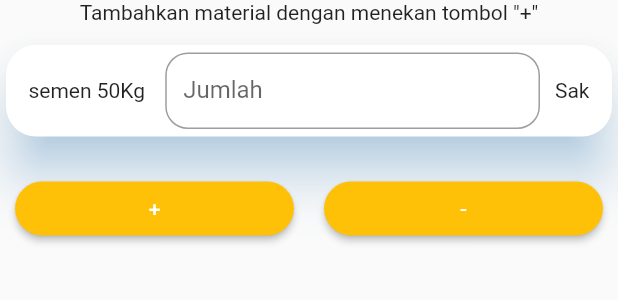
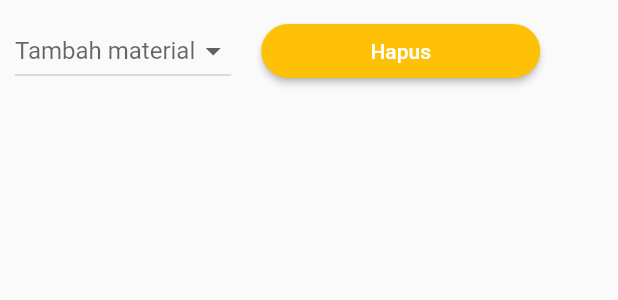
Before and after one commit to qisashasanudin/bangunin_id, a Flutter app: the DynamicMultiForm widget shown alone on an empty page, opened directly, on a phone screen of 412 x 824 dp. Shown: the top 300 px of the screen. Run offline on Flutter 3.47's test engine with Material 2 defaults, Android fonts, the phone set to English and light mode, and no system bars; our stand-ins replace cloud_firestore, firebase_auth, firebase_core, firebase_storage, flutter_spinkit, fluttertoast and 5 more; missing offline and left inert: dart:ffi; accounts and stored records are empty; network calls fail.

Commit message:
progess on selecting project materials

```diff
--- a/lib/models/material_model.dart
+++ b/lib/models/material_model.dart
@@ -24,12 +24,12 @@ List<MaterialModel> materials = [
   MaterialModel(
     name: 'semen',
     size: '50Kg',
-    unit: 'Sak',
+    unit: 'sak',
   ),
   MaterialModel(
     name: 'MU200',
     size: '40Kg',
-    unit: 'Sak',
+    unit: 'sak',
   ),
   MaterialModel(
     name: 'besi',
--- a/lib/shared/UI_components/dynamic_multi_form.dart
+++ b/lib/shared/UI_components/dynamic_multi_form.dart
@@ -9,25 +9,17 @@ class DynamicMultiForm extends StatefulWidget {
 }
 
 class _DynamicMultiFormState extends State<DynamicMultiForm> {
-  List<ProjectMaterialForm> materialsList = [];
-
-  @override
-  void initState() {
-    // TODO: implement initState
-    addMaterial();
-    super.initState();
-  }
+  List<MaterialModel> materialsList = List.from(materials);
+  List<MaterialModel> choosenMaterialsList = [];
+  List<ProjectMaterialForm> choosenMaterialsForm = [];
 
   //========================= main function =========================
   @override
   Widget build(BuildContext context) {
     return Column(
       children: [
-        Padding(
-            padding: EdgeInsets.only(bottom: 10),
-            child: Text('Tambahkan material dengan menekan tombol "+"')),
         projectMaterialList(),
-        addAndDeleteMaterialButton(),
+        addAndDeleteButton(),
       ],
     );
   }
@@ -39,31 +31,45 @@ class _DynamicMultiFormState extends State<DynamicMultiForm> {
       physics: NeverScrollableScrollPhysics(),
       shrinkWrap: true,
       addAutomaticKeepAlives: true,
-      itemCount: materialsList.length,
+      itemCount: choosenMaterialsForm.length,
       itemBuilder: (_, index) => Padding(
         padding: const EdgeInsets.only(bottom: 10),
-        child: materialsList[index],
+        child: choosenMaterialsForm[index],
       ),
     );
   }
 
-  Row addAndDeleteMaterialButton() {
+  Row addAndDeleteButton() {
     return Row(
       children: [
         Flexible(
           child: Padding(
             padding: const EdgeInsets.all(10.0),
-            child: CustomButton(
-              prompt: '+',
-              onPressed: addMaterial,
+            child: new DropdownButton(
+              hint: Text('Tambah material'),
+              items: [
+                for (var materialType in materialsList)
+                  new DropdownMenuItem(
+                    value: materialType,
+                    child: Text(
+                        '${materialType.name ?? ''} ${materialType.size ?? ''} ${materialType.type ?? ''}'),
+                  )
+              ],
+              onChanged: (value) {
+                addNewMaterial(value);
+              },
             ),
+            // CustomButton(
+            //   prompt: '+',
+            //   onPressed: addNewMaterial,
+            // ),
           ),
         ),
         Flexible(
           child: Padding(
             padding: const EdgeInsets.all(10.0),
             child: CustomButton(
-              prompt: '-',
+              prompt: 'Hapus',
               onPressed: deleteMaterial,
             ),
           ),
@@ -72,24 +78,53 @@ class _DynamicMultiFormState extends State<DynamicMultiForm> {
     );
   }
 
-  void addMaterial() {
-    if (materialsList.length >= materials.length) {
+  void addNewMaterial(materialType) {
+    if (choosenMaterialsForm.length >= materials.length) {
       return;
     }
     setState(() {
-      materialsList.add(ProjectMaterialForm(
+      choosenMaterialsList.add(materialType);
+      materialsList.removeWhere((element) => element == materialType);
+      choosenMaterialsForm.add(ProjectMaterialForm(
         model: MaterialModel(),
-        modelValue: materials[materialsList.length],
+        modelValue: materialType,
       ));
     });
   }
 
   void deleteMaterial() {
-    if (materialsList.length <= 1) {
+    if (choosenMaterialsForm.length < 1) {
       return;
     }
     setState(() {
-      materialsList.removeLast();
+      materialsList.add(choosenMaterialsList.last);
+      choosenMaterialsList.removeLast();
+      choosenMaterialsForm.removeLast();
     });
   }
 }
+
+// void addNewMaterial(materialType) {
+//   if (choosenMaterialsForm.length >= materials.length) {
+//     return;
+//   }
+//   setState(() {
+//     choosenMaterialsForm.add(ProjectMaterialForm(
+//       model: MaterialModel(),
+//       modelValue: materialType,
+//     ));
+//     materialsList.removeWhere((element) =>
+//         element.name == materialType.name &&
+//         element.type == materialType.type &&
+//         element.size == materialType.size);
+//   });
+// }
+
+// void deleteMaterial() {
+//   if (choosenMaterialsForm.length < 1) {
+//     return;
+//   }
+//   setState(() {
+//     choosenMaterialsForm.removeLast();
+//   });
+// }
--- a/lib/shared/UI_components/project_material_form.dart
+++ b/lib/shared/UI_components/project_material_form.dart
@@ -8,7 +8,7 @@ typedef OnDelete();
 class ProjectMaterialForm extends StatefulWidget {
   final model;
   final state = _ProjectMaterialFormState();
-  MaterialModel modelValue;
+  final MaterialModel modelValue;
 
   ProjectMaterialForm({Key key, this.model, this.modelValue}) : super(key: key);
 
@@ -21,6 +21,7 @@ class ProjectMaterialForm extends StatefulWidget {
 class _ProjectMaterialFormState extends State<ProjectMaterialForm> {
   final _formKey = GlobalKey<FormState>();
 
+  //========================= main function =========================
   @override
   Widget build(BuildContext context) {
     return Card(
@@ -35,31 +36,43 @@ class _ProjectMaterialFormState extends State<ProjectMaterialForm> {
             mainAxisAlignment: MainAxisAlignment.spaceBetween,
             mainAxisSize: MainAxisSize.min,
             children: <Widget>[
-              Padding(
+              materialType(),
+              materialAmount(),
+              materialUnit(),
+            ],
+          ),
+        ),
+      ),
+    );
+  }
+  //========================= main function =========================
+
+  Padding materialType() {
+    return Padding(
       padding: EdgeInsets.all(10),
       child: Text(
           '${widget.modelValue.name} ${widget.modelValue.size ?? ''} ${widget.modelValue.type ?? ''}'),
-              ),
-              Flexible(
+    );
+  }
+
+  Flexible materialAmount() {
+    return Flexible(
       child: TextFormField(
         keyboardType: TextInputType.number,
         inputFormatters: [FilteringTextInputFormatter.digitsOnly],
         decoration: formFieldDecoration('Jumlah'),
-                  validator: (val) =>
-                      (val.isEmpty) ? 'Data tidak boleh kosong.' : null,
+        validator: (val) => (val.isEmpty) ? 'Data tidak boleh kosong.' : null,
         onChanged: (newValue) {
           widget.model.amount = int.parse(newValue);
         },
       ),
-              ),
-              Padding(
+    );
+  }
+
+  Padding materialUnit() {
+    return Padding(
       padding: EdgeInsets.all(10.0),
       child: Text('${widget.modelValue.unit}'),
-              ),
-            ],
-          ),
-        ),
-      ),
     );
   }
 
```
Lines whose indentation alone changed are shown as unchanged.
